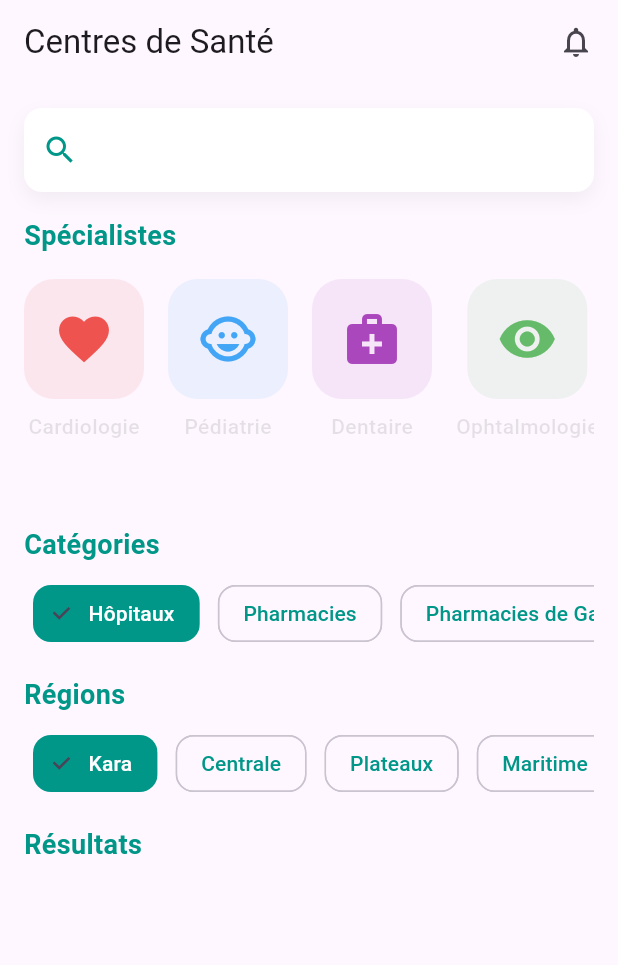
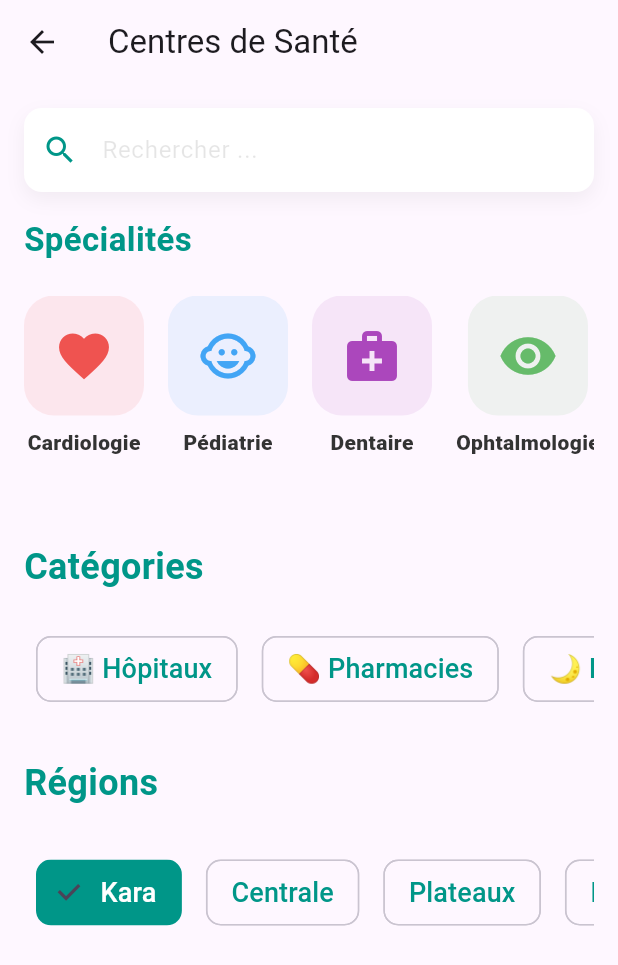
Before and after one commit to sethAGBA/Medical-App, a Flutter app: the CentersScreen screen opened directly, on a phone screen of 412 x 824 dp. Shown: the top 965 px of the screen. Run offline on Flutter 3.47's test engine with Material 3 defaults, Android fonts, the phone set to English and light mode, and no system bars; our stand-ins replace cloud_firestore, firebase_auth; accounts and stored records are empty.

Commit message:
seconnd commit with generate apk

```diff
--- /dev/null
+++ b/lib/data/hospitals_data.dart
@@ -0,0 +1,20 @@
+final List<Map<String, dynamic>> hospitalsData = [
+  {
+    "name": "Agou Centre Hospitalier Préfectoral",
+    "location": "Agou, Togo",
+    "coordinates": {"latitude": 6.85315, "longitude": 0.716066},
+    "region": "Plateaux",
+    "description": "Centre Hospitalier Préfectoral d'Agou, offrant des services de soins de santé de base et spécialisés.",
+    "image": "assets/images/hospital.jpeg",
+    "rating": "3.5",
+  },
+  {
+    "name": "Amlame Centre Hospitalier Préfectoral",
+    "location": "Amlame, Togo",
+    "coordinates": {"latitude": 7.45615, "longitude": 0.903277},
+    "region": "Plateaux",
+    "description": "Centre Hospitalier Préfectoral d'Amlame, fournissant des soins médicaux essentiels à la population locale.",
+    "image": "assets/images/hospital.jpeg",
+    "rating": "3.2",
+  },
+];
--- /dev/null
+++ b/lib/data/pharmacies_data.dart
@@ -0,0 +1,20 @@
+final Map<String, List<Map<String, dynamic>>> pharmaciesData = {
+  "Kara": [
+    {
+      "name": "Pharmacie LAFIA",
+      "location": "Kara, Togo",
+      "phone": "26 60 04 34",
+      "BP": "500-Kara",
+      "image": "assets/images/pharmas.jpg",
+    },
+  ],
+  "Centrale": [
+    {
+      "name": "Pharmacie Tchaoudjo",
+      "location": "Sokodé, Togo",
+      "phone": "98 21 49 01",
+      "BP": "295-Sokode",
+      "image": "assets/images/pharmas.jpg",
+    },
+  ],
+};
--- /dev/null
+++ b/lib/data/pharmacies_de_garde_data.dart
@@ -0,0 +1,10 @@
+final List<Map<String, dynamic>> pharmaciesDeGardeData = [
+  {
+    "name": "Pharmacie NOUVEAU MARCHE KARA",
+    "location": "Kara, Togo",
+    "phone": "+22893277777",
+    "region": "Kara",
+    "image": "assets/images/pharmas.jpg",
+    "rating": "4.5",
+  },
+];
--- /dev/null
+++ b/lib/data/specialists_data.dart
@@ -0,0 +1,35 @@
+import 'package:flutter/material.dart';
+import 'package:url_launcher/url_launcher.dart';
+
+final List<Map<String, dynamic>> specialistsData = [
+  {
+    "name": "Cardiologie",
+    "icon": Icons.favorite,
+    "color": Colors.red[400],
+    "image": "assets/images/cardio.png",
+  },
+  {
+    "name": "Pédiatrie",
+    "icon": Icons.child_care,
+    "color": Colors.blue[400],
+    "image": "assets/images/pediatrie.png",
+  },
+  {
+    "name": "Dentaire",
+    "icon": Icons.medical_services,
+    "color": Colors.purple[400],
+    "image": "assets/images/dentaire.png",
+  },
+  {
+    "name": "Ophtalmologie",
+    "icon": Icons.remove_red_eye,
+    "color": Colors.green[400],
+    "image": "assets/images/ophtalmo.png",
+  },
+  {
+    "name": "Gynécologie",
+    "icon": Icons.pregnant_woman,
+    "color": Colors.pink[400],
+    "image": "assets/images/gyneco.png",
+  },
+];
--- a/lib/screens/centers_screen.dart
+++ b/lib/screens/centers_screen.dart
@@ -1,37 +1,10 @@
 import 'package:flutter/material.dart';
 import 'package:url_launcher/url_launcher.dart';
 import '../constants/app_colors.dart';
-
-void main() {
-  runApp(const MyApp());
-}
-
-class MyApp extends StatelessWidget {
-  const MyApp({Key? key}) : super(key: key);
-
-  @override
-  Widget build(BuildContext context) {
-    return MaterialApp(
-      title: 'Medical',
-      debugShowCheckedModeBanner: false,
-      theme: ThemeData(
-        primarySwatch: Colors.teal,
-        scaffoldBackgroundColor: AppColors.background,
-        appBarTheme: const AppBarTheme(
-          backgroundColor: Colors.white,
-          elevation: 0,
-          iconTheme: IconThemeData(color: AppColors.primary),
-          titleTextStyle: TextStyle(
-            color: AppColors.primary,
-            fontSize: 20,
-            fontWeight: FontWeight.bold,
-          ),
-        ),
-      ),
-      home: const CentersScreen(),
-    );
-  }
-}
+import '../data/hospitals_data.dart'; // Import des hôpitaux
+import '../data/pharmacies_data.dart'; // Import des pharmacies
+import '../data/pharmacies_de_garde_data.dart'; // Import des pharmacies de garde
+import '../data/specialists_data.dart'; // Import des spécialistes
 
 class CentersScreen extends StatefulWidget {
   const CentersScreen({Key? key}) : super(key: key);
@@ -43,118 +16,49 @@ class CentersScreen extends StatefulWidget {
 class _CentersScreenState extends State<CentersScreen> {
   String selectedCategory = 'Hôpitaux';
   String selectedRegion = 'Kara';
+  final TextEditingController _searchController = TextEditingController(); // Contrôleur pour la barre de recherche
+  String searchQuery = ''; // Variable pour stocker la requête de recherche
 
-  final List<String> categories = ['Hôpitaux', 'Pharmacies', 'Pharmacies de Garde', 'Spécialistes'];
+  final List<String> categories = ['🏥 Hôpitaux', '💊 Pharmacies', '🌙 Pharmacies de Garde'];
   final List<String> regions = ['Kara', 'Centrale', 'Plateaux', 'Maritime', 'Savane'];
 
-  // Données des spécialistes
-  final List<Map<String, dynamic>> specialistsData = [
-    {
-      "name": "Cardiologie",
-      "icon": Icons.favorite,
-      "color": Colors.red[400],
-      "image": "assets/images/cardio.png",
-    },
-    {
-      "name": "Pédiatrie",
-      "icon": Icons.child_care,
-      "color": Colors.blue[400],
-      "image": "assets/images/pediatrie.png",
-    },
-    {
-      "name": "Dentaire",
-      "icon": Icons.medical_services,
-      "color": Colors.purple[400],
-      "image": "assets/images/dentaire.png",
-    },
-    {
-      "name": "Ophtalmologie",
-      "icon": Icons.remove_red_eye,
-      "color": Colors.green[400],
-      "image": "assets/images/ophtalmo.png",
-    },
-    {
-      "name": "Gynécologie",
-      "icon": Icons.pregnant_woman,
-      "color": Colors.pink[400],
-      "image": "assets/images/gyneco.png",
-    },
-  ];
+  @override
+  void dispose() {
+    _searchController.dispose(); // Nettoyer le contrôleur
+    super.dispose();
+  }
 
-  // Données réelles des hôpitaux
-  final List<Map<String, dynamic>> hospitalsData = [
-    {
-      "name": "Agou Centre Hospitalier Préfectoral",
-      "location": "Agou, Togo",
-      "coordinates": {"latitude": 6.85315, "longitude": 0.716066},
-      "region": "Plateaux",
-      "description": "Centre Hospitalier Préfectoral d'Agou, offrant des services de soins de santé de base et spécialisés.",
-      "image": "assets/images/hospital.jpeg",
-      "rating": "3.5",
-    },
-    {
-      "name": "Amlame Centre Hospitalier Préfectoral",
-      "location": "Amlame, Togo",
-      "coordinates": {"latitude": 7.45615, "longitude": 0.903277},
-      "region": "Plateaux",
-      "description": "Centre Hospitalier Préfectoral d'Amlame, fournissant des soins médicaux essentiels à la population locale.",
-      "image": "assets/images/hospital.jpeg",
-      "rating": "3.2",
-    },
-  ];
+  // Méthode pour obtenir toutes les données combinées
+  List<Map<String, dynamic>> get allData {
+    return [
+      ...hospitalsData,
+      ...pharmaciesData.values.expand((element) => element),
+      ...pharmaciesDeGardeData,
+    ];
+  }
 
-  // Données réelles des pharmacies
-  final Map<String, List<Map<String, dynamic>>> pharmaciesData = {
-    "Kara": [
-      {
-        "name": "Pharmacie LAFIA",
-        "location": "Kara, Togo",
-        "phone": "26 60 04 34",
-        "BP": "500-Kara",
-        "image": "assets/images/pharmas.jpg",
-      },
-    ],
-    "Centrale": [
-      {
-        "name": "Pharmacie Tchaoudjo",
-        "location": "Sokodé, Togo",
-        "phone": "98 21 49 01",
-        "BP": "295-Sokode",
-        "image": "assets/images/pharmas.jpg",
-      },
-    ],
-  };
-
-  // Données réelles des pharmacies de garde
-  final List<Map<String, dynamic>> pharmaciesDeGardeData = [
-    {
-      "name": "Pharmacie NOUVEAU MARCHE KARA",
-      "location": "Kara, Togo",
-      "phone": "+22893277777",
-      "region": "Kara",
-      "image": "assets/images/pharmas.jpg",
-      "rating": "4.5",
-    },
-  ];
+  // Méthode pour filtrer les données en fonction de la recherche
+  List<Map<String, dynamic>> get filteredSuggestions {
+    if (searchQuery.isEmpty) {
+      return []; // Ne rien afficher si la recherche est vide
+    }
+    return allData.where((center) {
+      final name = center['name'].toString().toLowerCase();
+      final location = center['location'].toString().toLowerCase();
+      final query = searchQuery.toLowerCase();
+      return name.contains(query) || location.contains(query);
+    }).toList();
+  }
 
   @override
   Widget build(BuildContext context) {
-    List<Map<String, dynamic>> filteredCenters = [];
-    if (selectedCategory == 'Hôpitaux') {
-      filteredCenters = hospitalsData.where((hospital) => hospital['region'] == selectedRegion).toList();
-    } else if (selectedCategory == 'Pharmacies') {
-      filteredCenters = pharmaciesData[selectedRegion] ?? [];
-    } else if (selectedCategory == 'Pharmacies de Garde') {
-      filteredCenters = pharmaciesDeGardeData.where((pharmacy) => pharmacy['region'] == selectedRegion).toList();
-    }
-
     return Scaffold(
       appBar: AppBar(
         title: const Text('Centres de Santé'),
         actions: const [
           Padding(
             padding: EdgeInsets.only(right: 16),
-            child: Icon(Icons.notifications_none),
+            // child: Icon(Icons.notifications_none),
           ),
         ],
       ),
@@ -165,17 +69,17 @@ class _CentersScreenState extends State<CentersScreen> {
             // Barre de recherche
             _buildSearchBar(),
 
+            // Afficher les suggestions de recherche
+            if (searchQuery.isNotEmpty) _buildSearchSuggestions(),
+
             // Spécialistes
             _buildSpecialists(),
 
-            // Catégories existantes
+            // Catégories
             _buildCategories(),
 
-            // Régions existantes
+            // Régions
             _buildRegions(),
-
-            // Liste des résultats
-            _buildResults(filteredCenters),
           ],
         ),
       ),
@@ -198,14 +102,61 @@ class _CentersScreenState extends State<CentersScreen> {
           ],
         ),
         child: TextField(
+          controller: _searchController, // Associer le contrôleur
           decoration: InputDecoration(
             hintText: 'Rechercher ...',
-            hintStyle: TextStyle(color: AppColors.textLight),
+            hintStyle: TextStyle(color: AppColors.textDark),
             prefixIcon: const Icon(Icons.search, color: AppColors.primary),
             border: InputBorder.none,
             contentPadding: const EdgeInsets.symmetric(horizontal: 20, vertical: 16),
           ),
+          onChanged: (value) {
+            setState(() {
+              searchQuery = value; // Mettre à jour la requête de recherche
+            });
+          },
         ),
+      ),
+    );
+  }
+
+  Widget _buildSearchSuggestions() {
+    return Padding(
+      padding: const EdgeInsets.symmetric(horizontal: 16),
+      child: Column(
+        crossAxisAlignment: CrossAxisAlignment.start,
+        children: [
+          const Text(
+            'Suggestions',
+            style: TextStyle(
+              fontSize: 18,
+              fontWeight: FontWeight.bold,
+              color: AppColors.primary,
+            ),
+          ),
+          const SizedBox(height: 8),
+          ListView.builder(
+            shrinkWrap: true,
+            physics: const NeverScrollableScrollPhysics(),
+            itemCount: filteredSuggestions.length,
+            itemBuilder: (context, index) {
+              final center = filteredSuggestions[index];
+              return ListTile(
+                leading: Icon(Icons.location_on, color: AppColors.primary),
+                title: Text(center['name']),
+                subtitle: Text(center['location']),
+                onTap: () {
+                  Navigator.push(
+                    context,
+                    MaterialPageRoute(
+                      builder: (context) => CenterDetailScreen(center: center),
+                    ),
+                  );
+                },
+              );
+            },
+          ),
+        ],
       ),
     );
   }
@@ -217,14 +168,14 @@ class _CentersScreenState extends State<CentersScreen> {
         crossAxisAlignment: CrossAxisAlignment.start,
         children: [
           const Text(
-            'Spécialistes',
+            'Spécialités',
             style: TextStyle(
-              fontSize: 18,
+              fontSize: 22,
               fontWeight: FontWeight.bold,
               color: AppColors.primary,
             ),
           ),
-          const SizedBox(height: 16),
+          const SizedBox(height: 22),
           SizedBox(
             height: 140,
             child: ListView.builder(
@@ -263,8 +214,8 @@ class _CentersScreenState extends State<CentersScreen> {
                         specialist['name'],
                         style: const TextStyle(
                           fontSize: 14,
-                          fontWeight: FontWeight.w500,
-                          color: AppColors.textDark,
+                          fontWeight: FontWeight.w800,
+                          color: Color(0xFF333333),
                         ),
                       ),
                     ],
@@ -288,22 +239,27 @@ class _CentersScreenState extends State<CentersScreen> {
           const Text(
             'Catégories',
             style: TextStyle(
-              fontSize: 18,
+              fontSize: 24,
               fontWeight: FontWeight.bold,
               color: AppColors.primary,
             ),
           ),
-          const SizedBox(height: 8),
+          const SizedBox(height: 16),
           SizedBox(
-            height: 50,
+            height: 70,
             child: ListView.builder(
               scrollDirection: Axis.horizontal,
               itemCount: categories.length,
               itemBuilder: (context, index) {
                 return Padding(
-                  padding: const EdgeInsets.symmetric(horizontal: 6),
+                  padding: const EdgeInsets.symmetric(horizontal: 8),
                   child: ChoiceChip(
-                    label: Text(categories[index]),
+                    label: Text(
+                      categories[index],
+                      style: TextStyle(
+                        fontSize: 18,
+                      ),
+                    ),
                     selected: selectedCategory == categories[index],
                     onSelected: (selected) {
                       setState(() {
@@ -315,14 +271,14 @@ class _CentersScreenState extends State<CentersScreen> {
                       color: selectedCategory == categories[index] ? Colors.white : AppColors.primary,
                     ),
                     shape: RoundedRectangleBorder(
-                      borderRadius: BorderRadius.circular(12),
+                      borderRadius: BorderRadius.circular(10),
                     ),
                   ),
                 );
               },
             ),
           ),
-          const SizedBox(height: 16),
+          const SizedBox(height: 24),
         ],
       ),
     );
@@ -337,22 +293,27 @@ class _CentersScreenState extends State<CentersScreen> {
           const Text(
             'Régions',
             style: TextStyle(
-              fontSize: 18,
+              fontSize: 24,
               fontWeight: FontWeight.bold,
               color: AppColors.primary,
             ),
           ),
-          const SizedBox(height: 8),
+          const SizedBox(height: 16),
           SizedBox(
-            height: 50,
+            height: 80,
             child: ListView.builder(
               scrollDirection: Axis.horizontal,
               itemCount: regions.length,
               itemBuilder: (context, index) {
                 return Padding(
-                  padding: const EdgeInsets.symmetric(horizontal: 6),
+                  padding: const EdgeInsets.symmetric(horizontal: 8),
                   child: ChoiceChip(
-                    label: Text(regions[index]),
+                    label: Text(
+                      regions[index],
+                      style: TextStyle(
+                        fontSize: 18,
+                      ),
+                    ),
                     selected: selectedRegion == regions[index],
                     onSelected: (selected) {
                       setState(() {
@@ -364,76 +325,14 @@ class _CentersScreenState extends State<CentersScreen> {
                       color: selectedRegion == regions[index] ? Colors.white : AppColors.primary,
                     ),
                     shape: RoundedRectangleBorder(
-                      borderRadius: BorderRadius.circular(12),
+                      borderRadius: BorderRadius.circular(10),
                     ),
                   ),
                 );
               },
             ),
           ),
-          const SizedBox(height: 16),
-        ],
-      ),
-    );
-  }
-
-  Widget _buildResults(List<Map<String, dynamic>> filteredCenters) {
-    return Padding(
-      padding: const EdgeInsets.symmetric(horizontal: 16),
-      child: Column(
-        crossAxisAlignment: CrossAxisAlignment.start,
-        children: [
-          const Text(
-            'Résultats',
-            style: TextStyle(
-              fontSize: 18,
-              fontWeight: FontWeight.bold,
-              color: AppColors.primary,
-            ),
-          ),
-          const SizedBox(height: 8),
-          ListView.builder(
-            shrinkWrap: true,
-            physics: const NeverScrollableScrollPhysics(),
-            itemCount: filteredCenters.length,
-            itemBuilder: (context, index) {
-              final center = filteredCenters[index];
-              return Card(
-                elevation: 3,
-                margin: const EdgeInsets.symmetric(vertical: 8),
-                shape: RoundedRectangleBorder(
-                  borderRadius: BorderRadius.circular(12),
-                ),
-                child: ListTile(
-                  contentPadding: const EdgeInsets.all(16),
-                  leading: Icon(Icons.local_hospital, color: AppColors.primary, size: 32),
-                  title: Text(
-                    center['name'],
-                    style: const TextStyle(
-                      fontWeight: FontWeight.bold,
-                      fontSize: 16,
-                    ),
-                  ),
-                  subtitle: Text(
-                    center['location'],
-                    style: TextStyle(
-                      fontSize: 14,
-                      color: Colors.grey[600],
-                    ),
-                  ),
-                  trailing: const Icon(Icons.arrow_forward_ios, color: AppColors.primary),
-                  onTap: () {
-                    Navigator.push(
-                      context,
-                      MaterialPageRoute(
-                        builder: (context) => CenterDetailScreen(center: center),
-                      ),
-                    );
-                  },
-                ),
-              );
-            },
-          ),
+          const SizedBox(height: 24),
         ],
       ),
     );
@@ -475,6 +374,10 @@ class CenterDetailScreen extends StatelessWidget {
         backgroundColor: Colors.white,
         elevation: 0,
         iconTheme: const IconThemeData(color: AppColors.primary),
+        leading: IconButton(
+          icon: const Icon(Icons.arrow_back),
+          onPressed: () => Navigator.pop(context),
+        ),
       ),
       body: Padding(
         padding: const EdgeInsets.all(20),
```
Also changed, not shown: lib/hospitals_data.dart (added).
